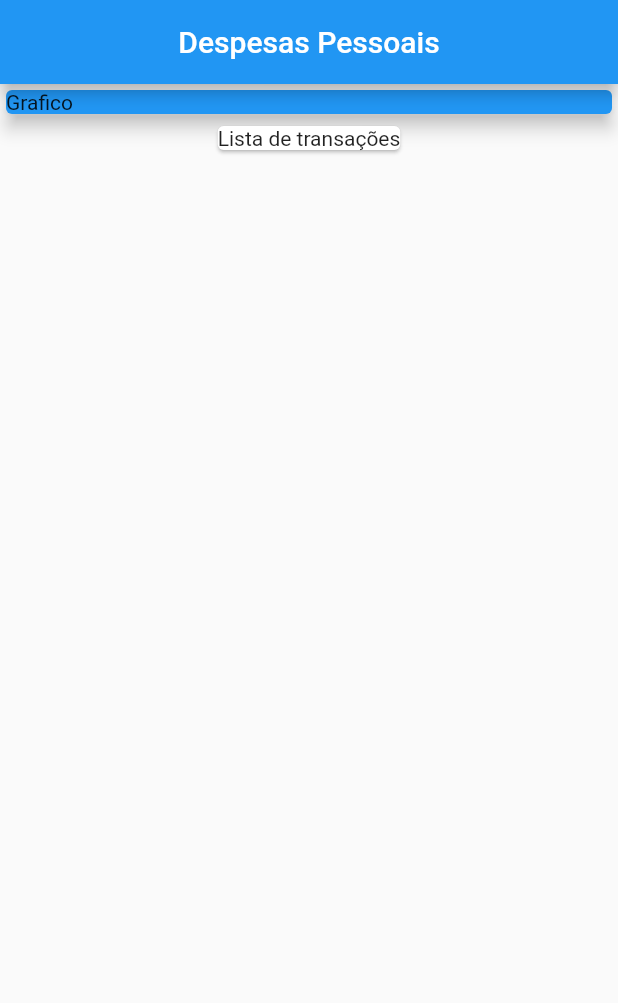
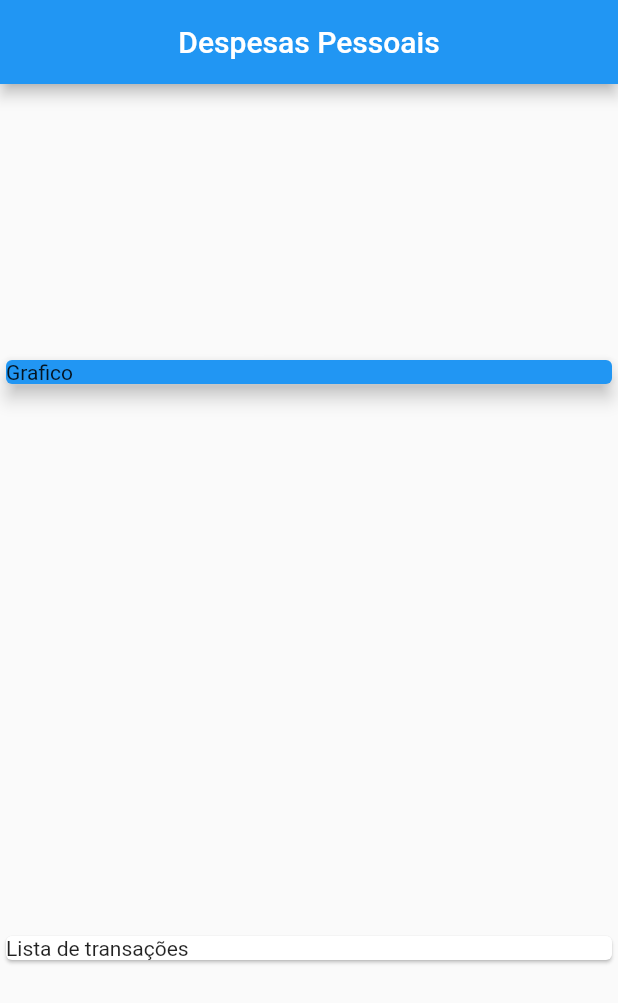
Before and after one commit to absjuniordev/expenses, a Flutter app: the screen it shows after launch, on a phone screen of 412 x 824 dp. Shown: the top 1003 px of the screen. Run offline on Flutter 3.47's test engine with Material 2 defaults, Android fonts, the phone set to English and light mode, and no system bars.

Commit message:
Parametrizacao dos espacos da coluna

```diff
--- a/lib/main.dart
+++ b/lib/main.dart
@@ -26,9 +26,11 @@ class MyHomePage extends StatelessWidget {
         title: Text('Despesas Pessoais'),
       ),
       body: Column(
+        mainAxisAlignment:
+            MainAxisAlignment.spaceAround, //parametriza os espaços da colunas
+        crossAxisAlignment: CrossAxisAlignment.stretch,
         children: [
           Container(
-            width: double.infinity,
             child: Card(
               color: Colors.blue,
               child: Text('Grafico'),
```
